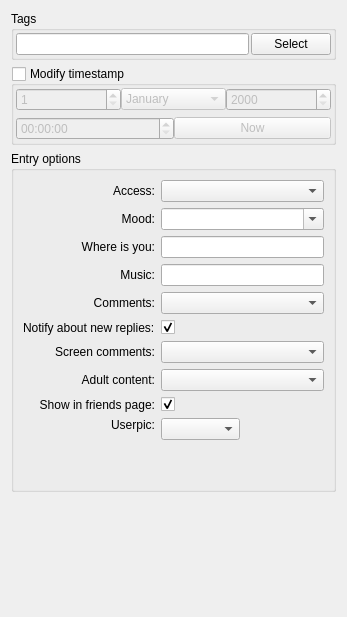
Old version of the form src/plugins/blogique/plugins/metida/postoptionswidget.ui in the repository 0xd34df00d/leechcraft.
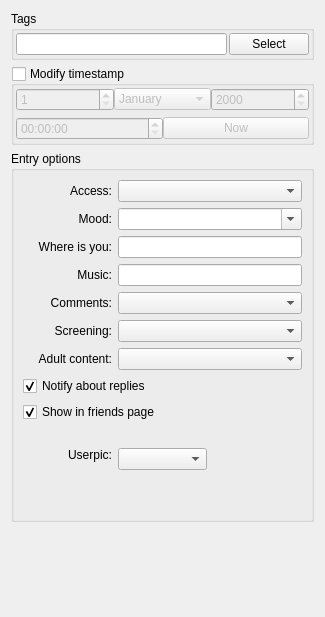
New version of the form.

Commit message: Blogique Metida: fix UI for better usability

Diff of the .ui file:
```diff
--- a/src/plugins/blogique/plugins/metida/postoptionswidget.ui
+++ b/src/plugins/blogique/plugins/metida/postoptionswidget.ui
@@ -6,7 +6,7 @@
    <rect>
     <x>0</x>
     <y>0</y>
-    <width>347</width>
+    <width>325</width>
     <height>617</height>
    </rect>
   </property>
@@ -234,34 +234,17 @@
         </property>
        </widget>
       </item>
-      <item row="5" column="0">
-       <widget class="QLabel" name="label">
-        <property name="text">
-         <string>Notify about new replies:</string>
-        </property>
-       </widget>
-      </item>
-      <item row="5" column="1">
-       <widget class="QCheckBox" name="NotifyAboutComments_">
-        <property name="text">
-         <string/>
-        </property>
-        <property name="checked">
-         <bool>true</bool>
-        </property>
-       </widget>
-      </item>
-      <item row="6" column="0">
+      <item row="9" column="0">
        <widget class="QLabel" name="hideCommentsLabel">
         <property name="text">
-         <string>Screen comments:</string>
+         <string>Screening:</string>
         </property>
         <property name="alignment">
          <set>Qt::AlignRight|Qt::AlignTrailing|Qt::AlignVCenter</set>
         </property>
        </widget>
       </item>
-      <item row="7" column="0">
+      <item row="10" column="0">
        <widget class="QLabel" name="adultContentLabel">
         <property name="text">
          <string>Adult content:</string>
@@ -271,30 +254,17 @@
         </property>
        </widget>
       </item>
-      <item row="8" column="0">
+      <item row="13" column="0">
        <widget class="QLabel" name="label_2">
         <property name="text">
-         <string>Show in friends page:</string>
+         <string/>
         </property>
         <property name="alignment">
          <set>Qt::AlignRight|Qt::AlignTrailing|Qt::AlignVCenter</set>
         </property>
        </widget>
       </item>
-      <item row="8" column="1">
-       <widget class="QCheckBox" name="ShowInFriendsPage_">
-        <property name="text">
-         <string/>
-        </property>
-        <property name="checked">
-         <bool>true</bool>
-        </property>
-        <property name="tristate">
-         <bool>false</bool>
-        </property>
-       </widget>
-      </item>
-      <item row="9" column="0">
+      <item row="14" column="0">
        <layout class="QVBoxLayout" name="verticalLayout_2">
         <item>
          <widget class="QLabel" name="label_3">
@@ -321,7 +291,7 @@
         </item>
        </layout>
       </item>
-      <item row="9" column="1">
+      <item row="14" column="1">
        <layout class="QVBoxLayout" name="verticalLayout">
         <item>
          <widget class="QComboBox" name="UserPic_"/>
@@ -341,7 +311,7 @@
         </item>
        </layout>
       </item>
-      <item row="9" column="2">
+      <item row="14" column="2">
        <widget class="QLabel" name="UserPicLabel_">
         <property name="text">
          <string/>
@@ -365,20 +335,43 @@
         </property>
        </widget>
       </item>
-      <item row="6" column="1" colspan="2">
+      <item row="9" column="1" colspan="2">
        <widget class="QComboBox" name="ScreenComments_">
         <property name="currentIndex">
          <number>-1</number>
         </property>
        </widget>
       </item>
-      <item row="7" column="1" colspan="2">
+      <item row="10" column="1" colspan="2">
        <widget class="QComboBox" name="Adult_">
         <property name="currentIndex">
          <number>-1</number>
         </property>
        </widget>
       </item>
+      <item row="12" column="0" colspan="2">
+       <widget class="QCheckBox" name="ShowInFriendsPage_">
+        <property name="text">
+         <string>Show in friends page</string>
+        </property>
+        <property name="checked">
+         <bool>true</bool>
+        </property>
+        <property name="tristate">
+         <bool>false</bool>
+        </property>
+       </widget>
+      </item>
+      <item row="11" column="0" colspan="2">
+       <widget class="QCheckBox" name="NotifyAboutComments_">
+        <property name="text">
+         <string>Notify about replies</string>
+        </property>
+        <property name="checked">
+         <bool>true</bool>
+        </property>
+       </widget>
+      </item>
      </layout>
     </widget>
    </item>
```
Left out of the diff: 26 changed lines with no effect on the pictures.
